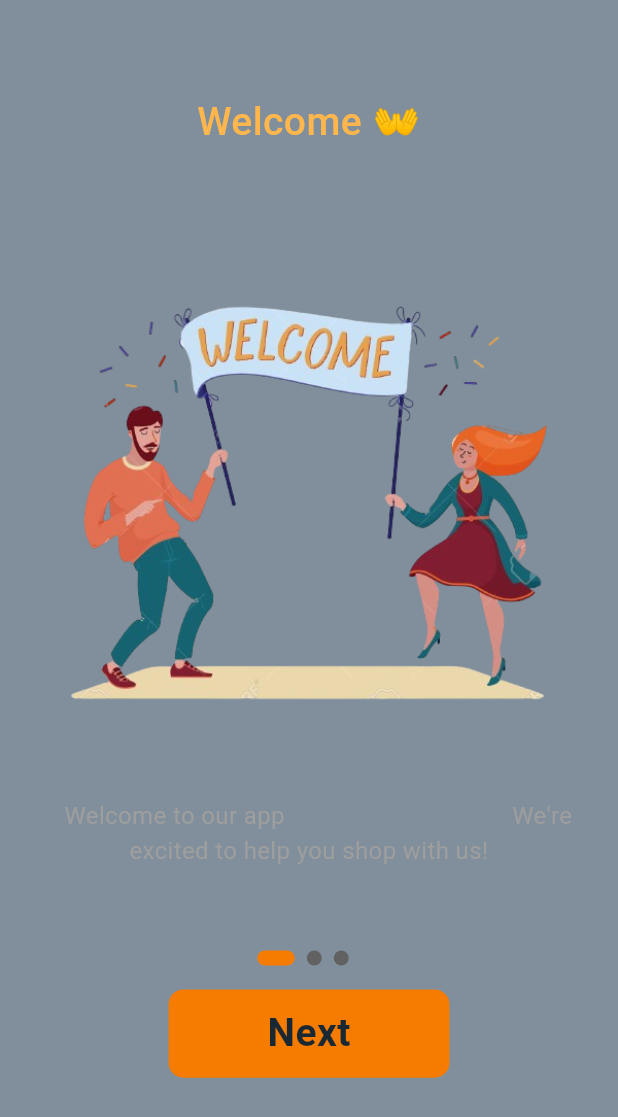
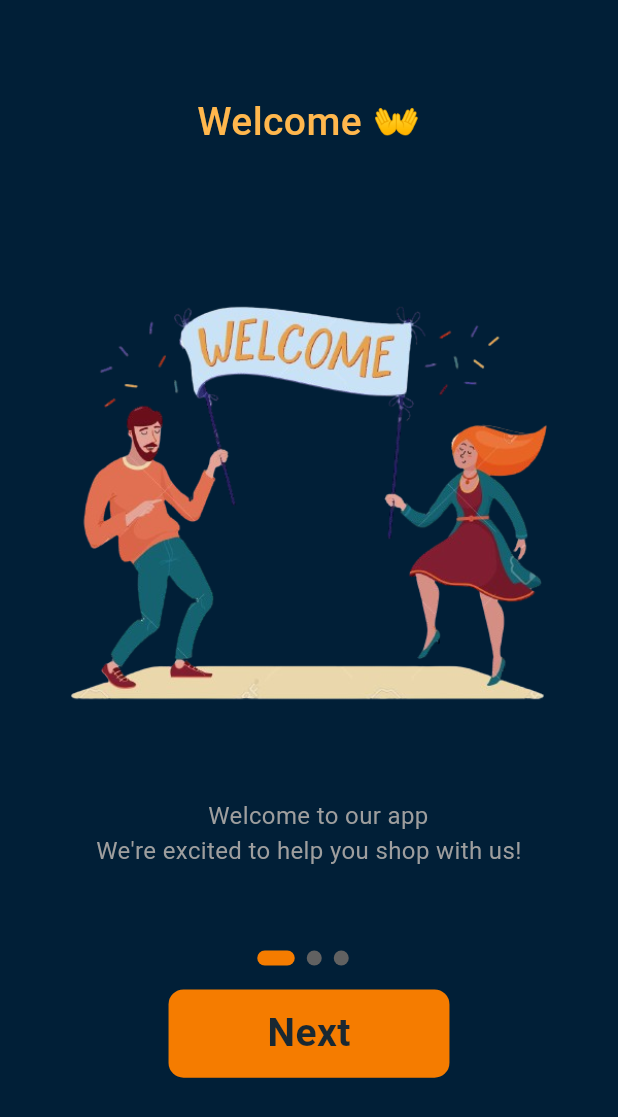
Before and after one commit to KarimTamer74/shopping_app, a Flutter app: the screen it shows after launch, on a phone screen of 412 x 824 dp. Shown: the top 1117 px of the screen. Run offline on Flutter 3.47's test engine with Material 3 defaults, Android fonts, the phone set to English and light mode, and no system bars; our stand-ins replace cloud_firestore, firebase_auth, firebase_core, flutter_bloc, modal_progress_hud_nsn; accounts and stored records are empty.

Commit message:
modify welcome message in onboarding view

```diff
--- a/lib/constants/constants.dart
+++ b/lib/constants/constants.dart
@@ -13,8 +13,8 @@ List<OnBoardingModel> contents = [
   OnBoardingModel(
       image: 'assets/images/welcome-removebg-preview.png',
       title: 'Welcome 👐',
-      subtitle1: '   Welcome to our app               '
-          '                     We\'re excited to help you shop with us!',
+      subtitle1: '   Welcome to our app \n'
+          'We\'re excited to help you shop with us!',
       textOfButton: 'Next',
       scale: 1),
   OnBoardingModel(
--- a/lib/views/onboarding_view.dart
+++ b/lib/views/onboarding_view.dart
@@ -15,7 +15,7 @@ class _OnBoardingViewState extends State<OnBoardingView> {
   @override
   Widget build(BuildContext context) {
     return Scaffold(
-        backgroundColor: kPrimaryColor.withOpacity(.5),
+        backgroundColor: kPrimaryColor,
         body: PageView.builder(
           itemCount: 3,
           controller: _controller,
```
